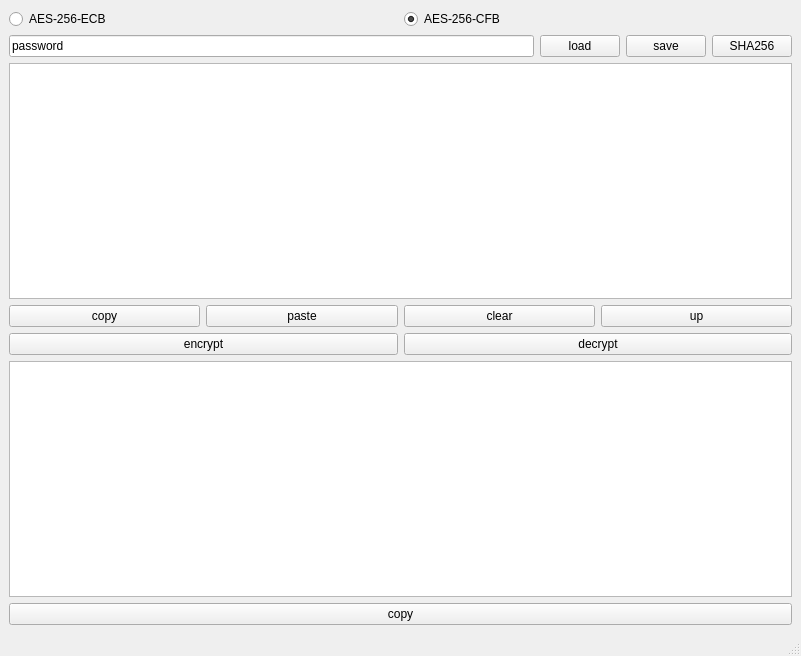
First picture: the form in main_ui.ui, repository wevsty/en_message, before the edit.
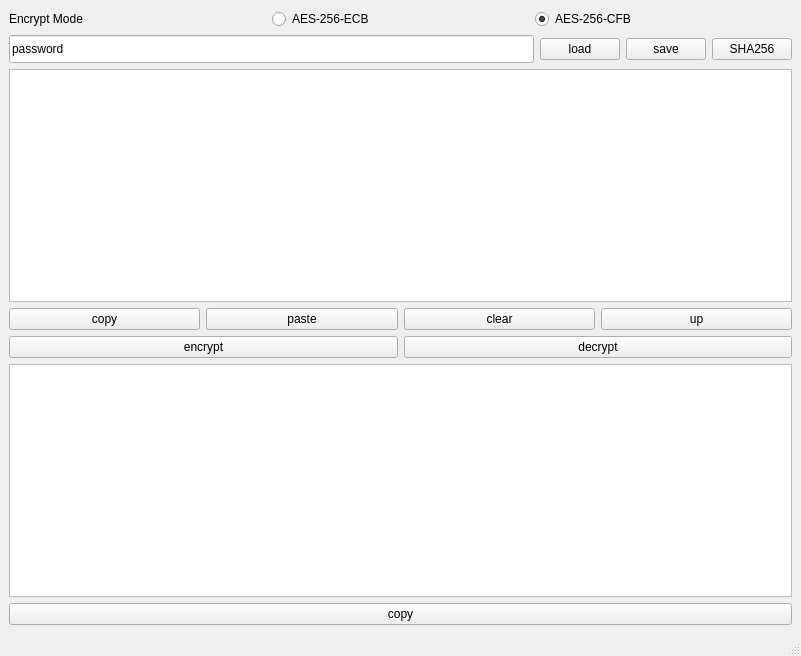
Second picture: the form after the edit.

Diff of the .ui file:
```diff
--- a/main_ui.ui
+++ b/main_ui.ui
@@ -23,6 +23,13 @@
    <layout class="QVBoxLayout" name="verticalLayout">
     <item>
      <layout class="QHBoxLayout" name="horizontal_Layout_mode">
+      <item>
+       <widget class="QLabel" name="encrypt_mode_label">
+        <property name="text">
+         <string>Encrypt Mode</string>
+        </property>
+       </widget>
+      </item>
       <item>
        <widget class="QRadioButton" name="radio_is_aes256ecb">
         <property name="text">
@@ -58,7 +65,7 @@
         <property name="minimumSize">
          <size>
           <width>32</width>
-          <height>0</height>
+          <height>28</height>
          </size>
         </property>
         <property name="text">
```
Left out of the diff: 2 changed lines with no effect on the pictures.
